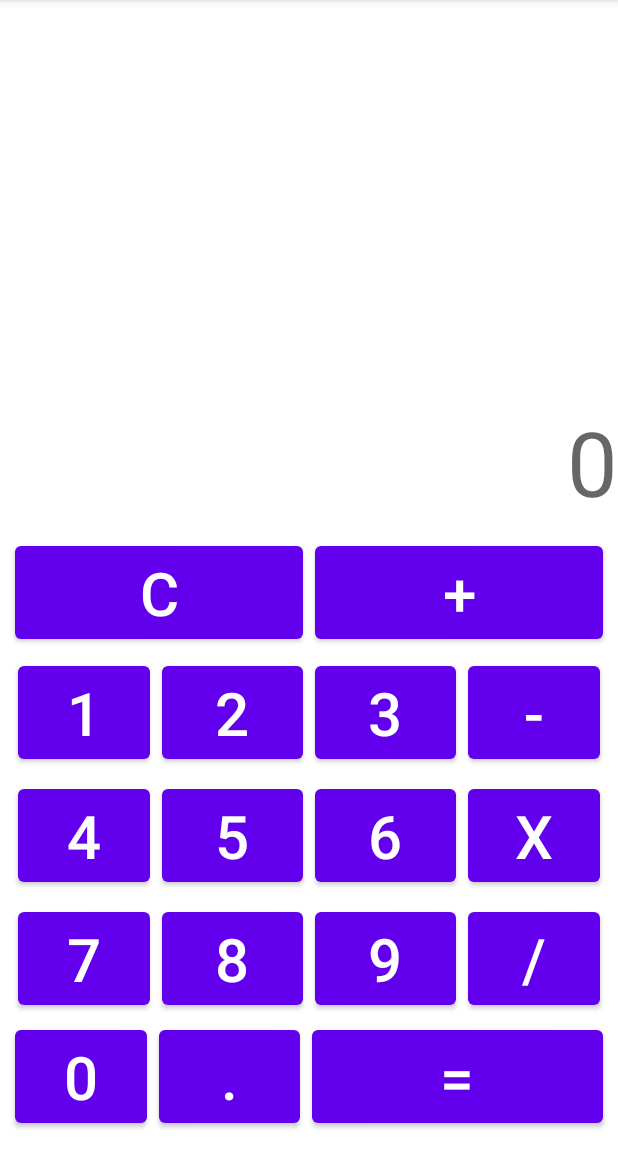
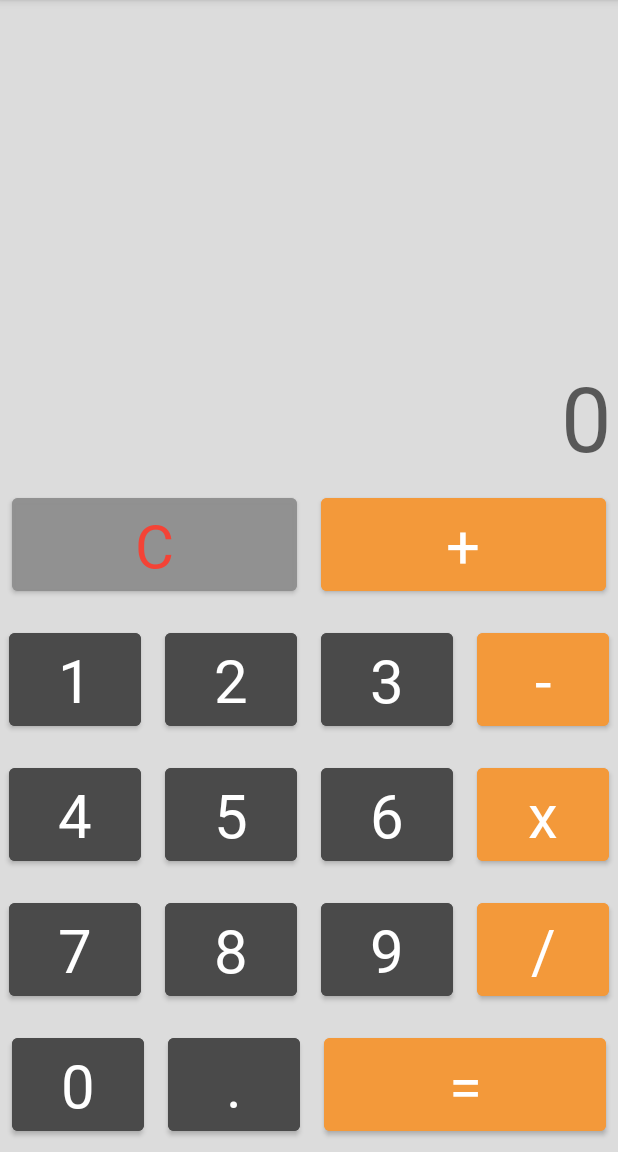
Before and after one commit to SoldierOfLuck/Lesson2, an Android app: the screen it shows after launch (MainActivity), on a phone screen of 412 x 824 dp, the part 84-1236 px from its top. Run offline under Robolectric (Android 15) with nearby library versions, the phone set to English and light mode, and no system bars.

Commit message:
По заданию 4

```diff
--- a/app/src/main/java/ru/lukmanov/homework/MainActivity.java
+++ b/app/src/main/java/ru/lukmanov/homework/MainActivity.java
@@ -137,7 +137,6 @@ public class MainActivity extends AppCompatActivity {
                 flag_DOT=false;
             }
         });
-
         buttonSubtract.setOnClickListener(new View.OnClickListener() {
             @Override
             public void onClick(View view) {
--- a/app/src/main/res/layout/activity_main.xml
+++ b/app/src/main/res/layout/activity_main.xml
@@ -9,11 +9,4 @@
         layout="@layout/new_table_layout"
         android:layout_width="match_parent"
         android:layout_height="match_parent" />
-
-    <androidx.appcompat.widget.AppCompatImageView
-        android:id="@+id/imageView1"
-        android:layout_width="match_parent"
-        android:layout_height="match_parent"
-        android:alpha="0.3" />
-
 </FrameLayout>
--- a/app/src/main/res/layout/new_table_layout.xml
+++ b/app/src/main/res/layout/new_table_layout.xml
@@ -3,212 +3,147 @@
     android:layout_width="match_parent" android:layout_height="match_parent"
     android:layout_columnSpan="4"
     android:gravity="bottom"
-    android:orientation="horizontal">
+    android:orientation="horizontal"
+    android:background="@color/gray_light"
+    >
     <TextView
         android:id="@+id/textView_Result"
         android:layout_width="wrap_content"
         android:layout_height="wrap_content"
         android:hint="@string/_0"
-        android:textSize="@dimen/text_size"
-        android:gravity="end"
+        style="@style/CalcText"
         />
+
     <TableRow
         android:layout_width="match_parent" android:layout_height="match_parent"
         android:gravity="center">
-        <Button
+
+        <com.google.android.material.button.MaterialButton
             android:id="@+id/button_C"
             android:layout_width="wrap_content"
             android:layout_height="wrap_content"
             android:text="@string/_C"
-            android:textSize="@dimen/button_text"
-            android:layout_marginStart="10dp"
-            android:layout_marginTop="8dp"
-            android:layout_marginEnd="4dp"
-            android:layout_marginBottom="4dp"
-            android:alpha="1"
-            android:layout_weight="1"/>
+            android:layout_weight="@dimen/button_weight"
+            style="@style/CalcButtonC"
+            />
 
-        <Button
+        <com.google.android.material.button.MaterialButton
             android:id="@+id/button_plus"
+            style="@style/CalcButtonAction"
             android:layout_width="wrap_content"
             android:layout_height="wrap_content"
-            android:layout_marginStart="4dp"
-            android:layout_marginTop="8dp"
-            android:layout_marginEnd="10dp"
-            android:layout_marginBottom="4dp"
-            android:text="@string/_plus"
-            android:textSize="@dimen/button_text"
-            android:layout_weight="1"/>
+            android:layout_weight="@dimen/button_weight"
+            android:text="@string/_plus"/>
     </TableRow>
     <TableRow
         android:layout_width="match_parent" android:layout_height="match_parent"
         android:gravity="center">
-
-        <Button
+        <com.google.android.material.button.MaterialButton
             android:id="@+id/button_1"
+            style="@style/CalcStyleMain"
             android:layout_width="wrap_content"
             android:layout_height="wrap_content"
-            android:layout_marginStart="10dp"
-            android:layout_marginTop="4dp"
-            android:layout_marginEnd="4dp"
-            android:layout_marginBottom="4dp"
             android:text="@string/_1"
-            android:textSize="@dimen/button_text" />
-
-        <Button
+            android:textColorHint="#4A4A4A" />
+        <com.google.android.material.button.MaterialButton
             android:id="@+id/button_2"
             android:layout_width="wrap_content"
             android:layout_height="wrap_content"
             android:text="@string/_2"
-            android:textSize="@dimen/button_text"
-            android:layout_marginStart="4dp"
-            android:layout_marginTop="4dp"
-            android:layout_marginEnd="4dp"
-            android:layout_marginBottom="4dp"/>
-        <Button
+            style="@style/CalcStyleMain"/>
+        <com.google.android.material.button.MaterialButton
             android:id="@+id/button_3"
             android:layout_width="wrap_content"
             android:layout_height="wrap_content"
             android:text="@string/_3"
-            android:textSize="@dimen/button_text"
-            android:layout_marginStart="4dp"
-            android:layout_marginTop="4dp"
-            android:layout_marginEnd="4dp"
-            android:layout_marginBottom="4dp"/>
-        <Button
+            style="@style/CalcStyleMain"/>
+        <com.google.android.material.button.MaterialButton
             android:id="@+id/button_minus"
             android:layout_width="wrap_content"
             android:layout_height="wrap_content"
             android:text="@string/_minus"
-            android:textSize="@dimen/button_text"
-            android:layout_marginStart="4dp"
-            android:layout_marginTop="4dp"
-            android:layout_marginEnd="10dp"
-            android:layout_marginBottom="4dp"/>
+            style="@style/CalcButtonAction"/>
     </TableRow>
     <TableRow
         android:layout_width="match_parent" android:layout_height="match_parent"
         android:gravity="center">
-        <Button
+        <com.google.android.material.button.MaterialButton
             android:id="@+id/button_4"
             android:layout_width="wrap_content"
             android:layout_height="wrap_content"
             android:text="@string/_4"
-            android:textSize="@dimen/button_text"
-            android:layout_marginStart="10dp"
-            android:layout_marginTop="4dp"
-            android:layout_marginEnd="4dp"
-            android:layout_marginBottom="4dp"/>
-        <Button
+            style="@style/CalcStyleMain"/>
+        <com.google.android.material.button.MaterialButton
             android:id="@+id/button_5"
             android:layout_width="wrap_content"
             android:layout_height="wrap_content"
             android:text="@string/_5"
-            android:textSize="@dimen/button_text"
-            android:layout_marginStart="4dp"
-            android:layout_marginTop="4dp"
-            android:layout_marginEnd="4dp"
-            android:layout_marginBottom="4dp"/>
-        <Button
+            style="@style/CalcStyleMain"/>
+        <com.google.android.material.button.MaterialButton
             android:id="@+id/button_6"
             android:layout_width="wrap_content"
             android:layout_height="wrap_content"
             android:text="@string/_6"
-            android:textSize="@dimen/button_text"
-            android:layout_marginStart="4dp"
-            android:layout_marginTop="4dp"
-            android:layout_marginEnd="4dp"
-            android:layout_marginBottom="4dp"/>
-        <Button
+            style="@style/CalcStyleMain"/>
+        <com.google.android.material.button.MaterialButton
             android:id="@+id/button_multiply"
             android:layout_width="wrap_content"
             android:layout_height="wrap_content"
             android:text="@string/_multiply"
-            android:textSize="@dimen/button_text"
-            android:layout_marginStart="4dp"
-            android:layout_marginTop="4dp"
-            android:layout_marginEnd="10dp"
-            android:layout_marginBottom="4dp"/>
+            style="@style/CalcButtonAction"/>
     </TableRow>
     <TableRow
         android:layout_width="match_parent" android:layout_height="match_parent"
         android:gravity="center"
         android:orientation="horizontal">
-        <Button
+        <com.google.android.material.button.MaterialButton
             android:id="@+id/button_7"
             android:layout_width="wrap_content"
             android:layout_height="wrap_content"
             android:text="@string/_7"
             android:textSize="@dimen/button_text"
-            android:layout_marginStart="10dp"
-            android:layout_marginTop="4dp"
-            android:layout_marginEnd="4dp"
-            android:layout_marginBottom="4dp"/>
-        <Button
+            style="@style/CalcStyleMain"/>
+        <com.google.android.material.button.MaterialButton
             android:id="@+id/button_8"
             android:layout_width="wrap_content"
             android:layout_height="wrap_content"
             android:text="@string/_8"
-            android:textSize="@dimen/button_text"
-            android:layout_marginStart="4dp"
-            android:layout_marginTop="4dp"
-            android:layout_marginEnd="4dp"
-            android:layout_marginBottom="4dp"/>
-        <Button
+            style="@style/CalcStyleMain"/>
+        <com.google.android.material.button.MaterialButton
             android:id="@+id/button_9"
             android:layout_width="wrap_content"
             android:layout_height="wrap_content"
             android:text="@string/_9"
-            android:textSize="@dimen/button_text"
-            android:layout_marginStart="4dp"
-            android:layout_marginTop="4dp"
-            android:layout_marginEnd="4dp"
-            android:layout_marginBottom="4dp"/>
-        <Button
+            style="@style/CalcStyleMain"/>
+        <com.google.android.material.button.MaterialButton
             android:id="@+id/button_split"
             android:layout_width="wrap_content"
             android:layout_height="wrap_content"
             android:text="@string/_split"
-            android:textSize="@dimen/button_text"
-            android:layout_marginStart="4dp"
-            android:layout_marginTop="4dp"
-            android:layout_marginEnd="10dp"
-            android:layout_marginBottom="4dp"/>
+            style="@style/CalcButtonAction"/>
     </TableRow>
     <TableRow
         android:layout_width="match_parent" android:layout_height="match_parent"
         android:gravity="center">
-        <Button
+        <com.google.android.material.button.MaterialButton
             android:id="@+id/button_0"
             android:layout_width="wrap_content"
             android:layout_height="wrap_content"
             android:text="@string/_0"
-            android:textSize="@dimen/button_text"
-            android:layout_marginStart="10dp"
-            android:layout_marginTop="4dp"
-            android:layout_marginEnd="4dp"
-            android:layout_marginBottom="10dp"/>
-        <Button
+            style="@style/CalcStyleMain"/>
+        <com.google.android.material.button.MaterialButton
             android:id="@+id/button_point"
             android:layout_width="wrap_content"
             android:layout_height="wrap_content"
             android:text="@string/_point"
-            android:textSize="@dimen/button_text"
-            android:layout_marginStart="4dp"
-            android:layout_marginTop="4dp"
-            android:layout_marginEnd="4dp"
-            android:layout_marginBottom="10dp"/>
-        <Button
+            style="@style/CalcStyleMain"/>
+        <com.google.android.material.button.MaterialButton
             android:id="@+id/button_ravno"
             android:layout_width="wrap_content"
             android:layout_height="wrap_content"
             android:text="@string/_ravno"
-            android:textSize="@dimen/button_text"
-            android:layout_marginStart="4dp"
-            android:layout_marginTop="4dp"
-            android:layout_marginEnd="10dp"
-            android:layout_marginBottom="10dp"
-            android:layout_weight="2"/>
+            style="@style/CalcButtonAction"
+            android:layout_weight="@dimen/button_weight"/>
     </TableRow>
 
 </TableLayout>
--- a/app/src/main/res/values/colors.xml
+++ b/app/src/main/res/values/colors.xml
@@ -7,5 +7,10 @@
     <color name="teal_700">#FF018786</color>
     <color name="black">#FF000000</color>
     <color name="white">#FFFFFFFF</color>
-    <color name="colorAccent">#CCC6C6</color>
+    <color name="orange">#F44336</color>
+    <color name="gray">#EB919191</color>
+    <color name="gray_dark">#FF4A4A4A</color>
+    <color name="orange_light">#FFF3993A</color>
+    <color name="gray_light">#DCDCDC</color>
+    <color name="gray_middle_dark">#383838</color>
 </resources>
--- a/app/src/main/res/values/dimens.xml
+++ b/app/src/main/res/values/dimens.xml
@@ -2,4 +2,8 @@
 <resources>
     <dimen name="button_text">40sp</dimen>
     <dimen name="text_size">60sp</dimen>
+    <dimen name="margin_big">10dp</dimen>
+    <dimen name="margin_middle">8dp</dimen>
+    <dimen name="margin_small">4dp</dimen>
+    <dimen name="button_weight">1</dimen>
 </resources>
--- /dev/null
+++ b/app/src/main/res/values/styles.xml
@@ -0,0 +1,49 @@
+<resources>
+    <!-- Base application theme. -->
+    <style name="AppTheme" parent="Theme.MaterialComponents.Light.DarkActionBar">
+        <!-- Customize your theme here. -->
+        <item name="colorPrimary">@color/black</item>
+        <item name="colorPrimaryDark">@color/design_default_color_primary_dark</item>
+        <item name="android:colorAccent">@color/gray</item>
+    </style>
+    <style name="CalcStyleMain" parent="AppTheme">
+        <item name="android:textSize">@dimen/button_text</item>
+        <item name="android:textColor">@color/white</item>
+        <item name="android:backgroundTint">@color/gray_dark</item>
+        <item name="android:layout_marginStart">@dimen/margin_middle</item>
+        <item name="android:layout_marginEnd">@dimen/margin_middle</item>
+        <item name="android:layout_marginTop">@dimen/margin_middle</item>
+        <item name="android:layout_marginBottom">@dimen/margin_middle</item>
+        <item name="android:textStyle">normal</item>
+        <item name="fontFamily">@font/times</item>
+    </style>
+    <style name="CalcButtonC" parent="AppTheme">
+        <item name="android:textSize">@dimen/button_text</item>
+        <item name="android:textColor">@color/orange</item>
+        <item name="android:layout_marginStart">@dimen/margin_middle</item>
+        <item name="android:layout_marginEnd">@dimen/margin_middle</item>
+        <item name="android:layout_marginTop">@dimen/margin_middle</item>
+        <item name="android:layout_marginBottom">@dimen/margin_middle</item>
+        <item name="android:textStyle">normal</item>
+        <item name="android:backgroundTint">@color/gray</item>
+        <item name="fontFamily">@font/timesbd</item>
+    </style>
+    <style name="CalcButtonAction" parent="AppTheme">
+        <item name="android:textSize">@dimen/button_text</item>
+        <item name="android:textColor">@color/white</item>
+        <item name="android:layout_marginStart">@dimen/margin_middle</item>
+        <item name="android:layout_marginEnd">@dimen/margin_middle</item>
+        <item name="android:layout_marginTop">@dimen/margin_middle</item>
+        <item name="android:layout_marginBottom">@dimen/margin_middle</item>
+        <item name="android:textStyle">normal</item>
+        <item name="android:backgroundTint">@color/orange_light</item>
+        <item name="fontFamily">@font/timesbd</item>
+    </style>
+    <style name="CalcText">
+        <item name="android:textSize">@dimen/text_size</item>
+        <item name="android:textColor">@color/gray_middle_dark</item>
+        <item name="android:gravity">end</item>
+        <item name="android:layout_marginEnd">@dimen/margin_small</item>
+        <item name="fontFamily">@font/timesbd</item>
+    </style>
+</resources>
```
